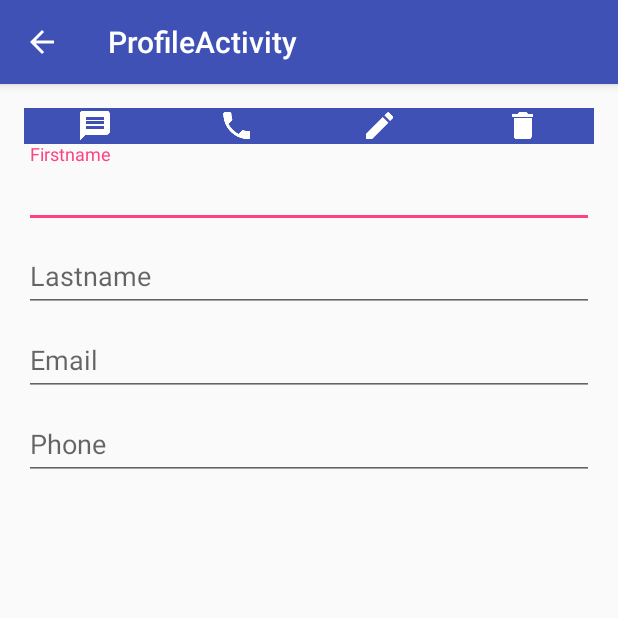
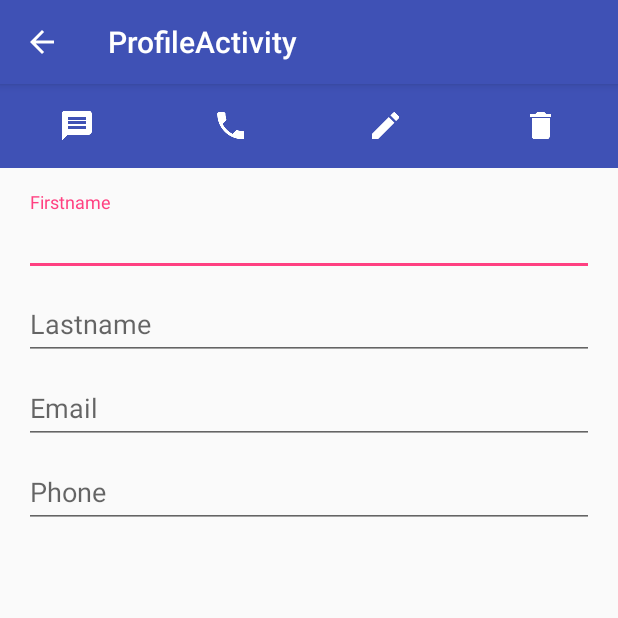
Before and after one commit to gmpetrov/ft_hangouts, an Android app: the ProfileActivity screen opened directly, with no data from a screen before it, on a phone screen of 412 x 824 dp, the top half of it. Run offline under Robolectric (Android 15) with nearby library versions, the phone set to English and light mode, and no system bars; 6 statements that could not run were skipped.

Commit message:
Fix layout problem + crash on sms sent

```diff
--- a/app/src/main/java/gpetrov/ft_hangouts/ContactListActivity.java
+++ b/app/src/main/java/gpetrov/ft_hangouts/ContactListActivity.java
@@ -21,13 +21,17 @@ import java.util.Calendar;
 
 public class ContactListActivity extends AppCompatActivity {
 
-    private RecyclerView mRecyclerView;
-    private ContactListAdapter mAdapter;
-    private RecyclerView.LayoutManager mLayoutManager;
+    // Needed for the Recycler
+    private RecyclerView                mRecyclerView;
+    private ContactListAdapter          mAdapter;
+    private RecyclerView.LayoutManager  mLayoutManager;
 
-    private DatabaseHandler _dbHandler;
-    private TextView        mEmptyListText;
-    private String          mDate;
+    // Database
+    private DatabaseHandler             _dbHandler;
+
+    // Fields
+    private TextView                    mEmptyListText;
+    private String                      mDate;
 
     private ArrayList<Contact> mContacts;
 
@@ -37,6 +41,7 @@ public class ContactListActivity extends AppCompatActivity {
         setContentView(R.layout.activity_contact_list);
         Toolbar toolbar = (Toolbar) findViewById(R.id.toolbar);
         setSupportActionBar(toolbar);
+
         mDate = null;
 
         mEmptyListText = (TextView)findViewById(R.id.text_empty_list);
@@ -65,8 +70,8 @@ public class ContactListActivity extends AppCompatActivity {
         fab.setOnClickListener(new View.OnClickListener() {
             @Override
             public void onClick(View view) {
-//                Snackbar.make(view, "Replace with your own action", Snackbar.LENGTH_LONG)
-//                        .setAction("Action", null).show();
+
+                // Start Creat Contact Activity
                 _goToCreateContactActivity();
             }
         });
@@ -141,6 +146,7 @@ public class ContactListActivity extends AppCompatActivity {
     }
 
     private String getTime(){
+
         Calendar c = Calendar.getInstance();
 
         SimpleDateFormat df = new SimpleDateFormat("dd-MMM-yyyy");
--- a/app/src/main/java/gpetrov/ft_hangouts/ProfileActivity.java
+++ b/app/src/main/java/gpetrov/ft_hangouts/ProfileActivity.java
@@ -3,12 +3,14 @@ package gpetrov.ft_hangouts;
 import android.content.Intent;
 import android.net.Uri;
 import android.os.Bundle;
+import android.support.design.widget.CoordinatorLayout;
 import android.support.v7.app.AppCompatActivity;
 import android.support.v7.widget.Toolbar;
 import android.view.View;
 import android.widget.Button;
 import android.widget.EditText;
 import android.widget.ImageButton;
+import android.widget.RelativeLayout;
 import android.widget.Toast;
 
 public class ProfileActivity extends AppCompatActivity {
@@ -24,6 +26,8 @@ public class ProfileActivity extends AppCompatActivity {
     private ImageButton     mSendSmsAction;
     private ImageButton     mEditAction;
     private ImageButton     mDeleteAction;
+    private CoordinatorLayout  mGlobalLayout;
+    private RelativeLayout mProfileLayout;
 
     @Override
     protected void onCreate(Bundle savedInstanceState) {
@@ -35,6 +39,8 @@ public class ProfileActivity extends AppCompatActivity {
         getSupportActionBar().setDisplayHomeAsUpEnabled(true);
 
         _dbHandler = new DatabaseHandler(getApplicationContext());
+        mGlobalLayout = (CoordinatorLayout)findViewById(R.id.layout_profile_global);
+        mProfileLayout = (RelativeLayout)findViewById(R.id.layout_profile);
 
         int id = getIntent().getIntExtra(Constants.KEY_INTENT_PARAM_ID, 0);
 
@@ -56,7 +62,6 @@ public class ProfileActivity extends AppCompatActivity {
         mSendSmsAction.setOnClickListener(new View.OnClickListener() {
             @Override
             public void onClick(View v) {
-                Toast.makeText(getApplicationContext(), "SEND SMS ACTION", Toast.LENGTH_SHORT).show();
                 Intent intent = new Intent(ProfileActivity.this, SendSmsActivity.class);
 
                 intent.putExtra(Constants.KEY_INTENT_PARAM_ID, mContact.getId());
@@ -69,7 +74,6 @@ public class ProfileActivity extends AppCompatActivity {
         mCallAction.setOnClickListener(new View.OnClickListener() {
             @Override
             public void onClick(View v) {
-                Toast.makeText(getApplicationContext(), "CALL ACTION", Toast.LENGTH_SHORT).show();
                 String phone = mPhone.getText().toString();
                 Intent intent = new Intent(Intent.ACTION_CALL);
                 intent.setData(Uri.parse("tel:" + phone));
@@ -139,35 +143,10 @@ public class ProfileActivity extends AppCompatActivity {
     }
 
     private void _disableFields(){
-
-//        mFirstname.setEnabled(false);
-//        mFirstname.setFocusable(false);
-//
-//        mLastname.setEnabled(false);
-//        mLastname.setFocusable(false);
-//
-//        mPhone.setEnabled(false);
-//        mPhone.setFocusable(false);
-//
-//        mEmail.setEnabled(false);
-//        mEmail.setFocusable(false);
-
         mSave.setVisibility(View.INVISIBLE);
     }
 
     private void _enableFields(){
-//        mFirstname.setEnabled(true);
-//        mFirstname.setFocusable(true);
-//
-//        mLastname.setEnabled(true);
-//        mLastname.setFocusable(true);
-//
-//        mPhone.setEnabled(true);
-//        mPhone.setFocusable(true);
-//
-//        mEmail.setEnabled(true);
-//        mEmail.setFocusable(true);
-
         mSave.setVisibility(View.VISIBLE);
     }
 }
--- a/app/src/main/java/gpetrov/ft_hangouts/SendSmsActivity.java
+++ b/app/src/main/java/gpetrov/ft_hangouts/SendSmsActivity.java
@@ -87,7 +87,7 @@ public class SendSmsActivity extends AppCompatActivity {
             smsManager.sendTextMessage(number, null, msg, null, null);
             Toast.makeText(getApplicationContext(), R.string.send_sms_success, Toast.LENGTH_SHORT).show();
 
-            mSmsList.add(new Sms(msg, new Date().toString(), true));
+            mSmsList.add(new Sms(msg, String.valueOf(new Date().getTime()), true));
             mAdapter.notifyDataSetChanged();
 
             scrollToBottom();
--- a/app/src/main/res/layout/activity_profile.xml
+++ b/app/src/main/res/layout/activity_profile.xml
@@ -5,7 +5,9 @@
     android:layout_width="match_parent"
     android:layout_height="match_parent"
     android:fitsSystemWindows="true"
-    tools:context="gpetrov.ft_hangouts.ProfileActivity">
+    tools:context="gpetrov.ft_hangouts.ProfileActivity"
+    android:id="@+id/layout_profile_global"
+    >
 
     <android.support.design.widget.AppBarLayout
         android:layout_width="match_parent"
@@ -31,4 +33,5 @@
         <!--android:layout_margin="@dimen/fab_margin"-->
         <!--android:src="@android:drawable/ic_dialog_email" />-->
 
+
 </android.support.design.widget.CoordinatorLayout>
--- a/app/src/main/res/layout/content_profile.xml
+++ b/app/src/main/res/layout/content_profile.xml
@@ -1,4 +1,70 @@
 <?xml version="1.0" encoding="utf-8"?>
+<RelativeLayout xmlns:android="http://schemas.android.com/apk/res/android"
+    xmlns:app="http://schemas.android.com/apk/res-auto"
+    xmlns:tools="http://schemas.android.com/tools"
+    android:layout_width="match_parent"
+    android:layout_height="match_parent"
+
+    app:layout_behavior="@string/appbar_scrolling_view_behavior"
+    tools:context="gpetrov.ft_hangouts.ProfileActivity"
+    tools:showIn="@layout/activity_profile"
+    android:id="@+id/layout_profile"
+    >
+
+    <LinearLayout
+        android:id="@+id/profile_actions"
+        android:layout_width="match_parent"
+        android:layout_height="wrap_content"
+        android:orientation="horizontal"
+        android:paddingTop="@dimen/activity_vertical_margin"
+        android:paddingBottom="@dimen/activity_vertical_margin"
+        android:background="@color/colorPrimary"
+        >
+        <ImageButton
+            android:id="@+id/profile_actions_sms"
+            android:layout_width="wrap_content"
+            android:layout_height="wrap_content"
+            android:src="@drawable/ic_message_white_24dp"
+            android:layout_weight="1"
+            android:background="?attr/selectableItemBackgroundBorderless"
+
+            >
+        </ImageButton>
+
+        <ImageButton
+            android:id="@+id/profile_actions_call"
+            android:layout_width="wrap_content"
+            android:layout_height="wrap_content"
+            android:src="@drawable/ic_call_white_24dp"
+            android:layout_weight="1"
+            android:background="?attr/selectableItemBackgroundBorderless"
+            >
+        </ImageButton>
+
+        <ImageButton
+            android:id="@+id/profile_actions_edit"
+            android:layout_width="wrap_content"
+            android:layout_height="wrap_content"
+            android:src="@drawable/ic_mode_edit_white_24dp"
+            android:layout_weight="1"
+            android:background="?attr/selectableItemBackgroundBorderless"
+            >
+        </ImageButton>
+
+
+        <ImageButton
+            android:id="@+id/profile_actions_delete"
+            android:layout_width="wrap_content"
+            android:layout_height="wrap_content"
+            android:src="@drawable/ic_delete_white_24dp"
+            android:layout_weight="1"
+            android:background="?attr/selectableItemBackgroundBorderless"
+            >
+
+        </ImageButton>
+
+    </LinearLayout>
+
     <RelativeLayout xmlns:android="http://schemas.android.com/apk/res/android"
         xmlns:app="http://schemas.android.com/apk/res-auto"
         xmlns:tools="http://schemas.android.com/tools"
@@ -10,57 +76,8 @@
         android:paddingTop="@dimen/activity_vertical_margin"
         app:layout_behavior="@string/appbar_scrolling_view_behavior"
         tools:context="gpetrov.ft_hangouts.ProfileActivity"
-    tools:showIn="@layout/activity_profile">
-
-    <LinearLayout
-        android:id="@+id/profile_actions"
-        android:layout_width="match_parent"
-        android:layout_height="wrap_content"
-        android:orientation="horizontal"
+        android:layout_below="@id/profile_actions"
         >
-        <ImageButton
-            android:id="@+id/profile_actions_sms"
-            android:layout_width="wrap_content"
-            android:layout_height="wrap_content"
-            android:src="@drawable/ic_message_white_24dp"
-            android:layout_weight="1"
-            android:background="@color/colorPrimary"
-            >
-        </ImageButton>
-
-        <ImageButton
-            android:id="@+id/profile_actions_call"
-            android:layout_width="wrap_content"
-            android:layout_height="wrap_content"
-            android:src="@drawable/ic_call_white_24dp"
-            android:layout_weight="1"
-            android:background="@color/colorPrimary"
-            >
-        </ImageButton>
-
-        <ImageButton
-            android:id="@+id/profile_actions_edit"
-            android:layout_width="wrap_content"
-            android:layout_height="wrap_content"
-            android:src="@drawable/ic_mode_edit_white_24dp"
-            android:layout_weight="1"
-            android:background="@color/colorPrimary"
-            >
-        </ImageButton>
-
-
-        <ImageButton
-            android:id="@+id/profile_actions_delete"
-            android:layout_width="wrap_content"
-            android:layout_height="wrap_content"
-            android:src="@drawable/ic_delete_white_24dp"
-            android:layout_weight="1"
-            android:background="@color/colorPrimary"
-            >
-
-        </ImageButton>
-
-    </LinearLayout>
 
 
         <LinearLayout
@@ -68,7 +85,6 @@
             android:layout_width="match_parent"
             android:layout_height="wrap_content"
             android:orientation="vertical"
-        android:layout_below="@id/profile_actions"
             >
 
             <android.support.design.widget.TextInputLayout
@@ -155,3 +171,4 @@
         </LinearLayout>
 
     </RelativeLayout>
+</RelativeLayout>
```
Lines whose indentation alone changed are shown as unchanged.
